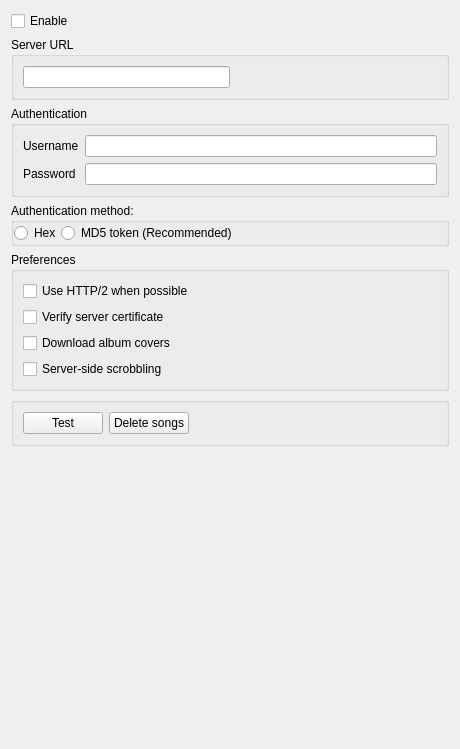
strawberrymusicplayer/strawberry, file src/settings/subsonicsettingspage.ui: the form before one commit.
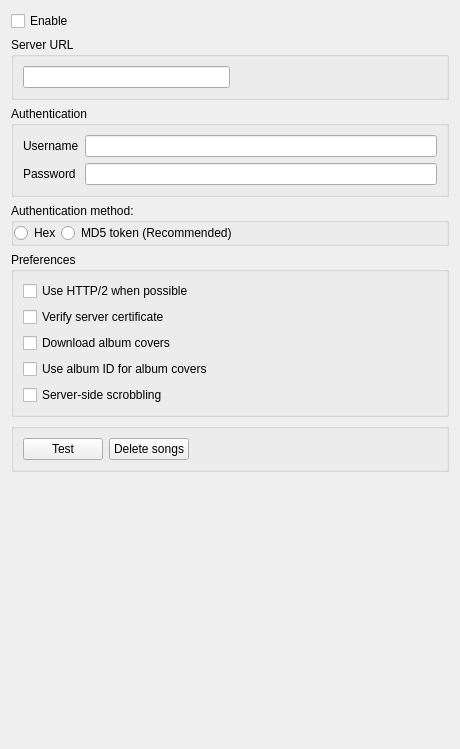
The form after the commit. Icons and pictures are not drawn.

Commit message: Subsonic: Add support for using album id to retrieve album covers

```diff
--- a/src/settings/subsonicsettingspage.ui
+++ b/src/settings/subsonicsettingspage.ui
@@ -171,6 +171,13 @@
         </property>
        </widget>
       </item>
+      <item>
+       <widget class="QCheckBox" name="checkbox_use_album_id_for_album_covers">
+        <property name="text">
+         <string>Use album ID for album covers</string>
+        </property>
+       </widget>
+      </item>
       <item>
        <widget class="QCheckBox" name="checkbox_server_scrobbling">
         <property name="text">
```
The commit also changes 35 other files.
